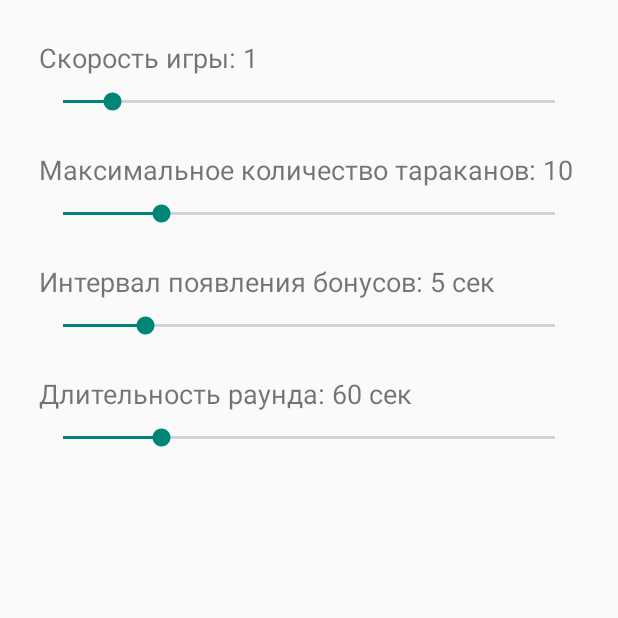
After one commit to leeroyjenkins123/MobileBugsGame, an Android app built with Jetpack Compose: the fragment SettingsFragment shown on its own in the app's theme, on a phone screen of 412 x 824 dp, the top half of it. The commit adds this screen. Run offline under Robolectric (Android 15) with nearby library versions, the phone set to English and light mode, and no system bars.

Commit message:
add Settings and Settings fragments

```diff
--- /dev/null
+++ b/app/src/main/java/com/example/mobilebugsgame/Settings.kt
@@ -0,0 +1,8 @@
+package com.example.mobilebugsgame
+
+data class Settings (
+    val gameSpeed: Int,
+    val maxInsects: Int,
+    val bonusInterval: Int,
+    val roundDuration: Int
+)
--- /dev/null
+++ b/app/src/main/java/com/example/mobilebugsgame/SettingsFragment.kt
@@ -0,0 +1,78 @@
+package com.example.mobilebugsgame
+
+import android.os.Bundle
+import android.view.LayoutInflater
+import android.view.View
+import android.view.ViewGroup
+import android.widget.SeekBar
+import android.widget.TextView
+import androidx.fragment.app.Fragment
+
+class SettingsFragment : Fragment() {
+
+    var settings = Settings(1,10,5,60)
+
+    override fun onCreateView(
+        inflater: LayoutInflater, container: ViewGroup?,
+        savedInstanceState: Bundle?
+    ): View? {
+        val view = inflater.inflate(R.layout.fragment_settings, container, false)
+
+        val sbSpeed = view.findViewById<SeekBar>(R.id.sbSpeed)
+        val tvSpeed = view.findViewById<TextView>(R.id.tvSpeed)
+        sbSpeed.progress = settings.gameSpeed
+        tvSpeed.text = "Скорость игры: ${settings.gameSpeed}"
+        sbSpeed.setOnSeekBarChangeListener(object: SeekBar.OnSeekBarChangeListener {
+            override fun onProgressChanged(seekBar: SeekBar?, progress: Int, fromUser: Boolean) {
+                settings = settings.copy(gameSpeed = progress)
+                tvSpeed.text = "Скорость игры: ${settings.gameSpeed}"
+            }
+            override fun onStartTrackingTouch(seekBar: SeekBar?) {}
+            override fun onStopTrackingTouch(seekBar: SeekBar?) {}
+        })
+
+        // Максимальное количество тараканов
+        val sbMaxCockroaches = view.findViewById<SeekBar>(R.id.sbMaxCockroaches)
+        val tvMaxCockroaches = view.findViewById<TextView>(R.id.tvMaxCockroaches)
+        sbMaxCockroaches.progress = settings.maxInsects
+        tvMaxCockroaches.text = "Максимальное количество тараканов: ${settings.maxInsects}"
+        sbMaxCockroaches.setOnSeekBarChangeListener(object: SeekBar.OnSeekBarChangeListener {
+            override fun onProgressChanged(seekBar: SeekBar?, progress: Int, fromUser: Boolean) {
+                settings = settings.copy(maxInsects = progress)
+                tvMaxCockroaches.text = "Максимальное количество тараканов: ${settings.maxInsects}"
+            }
+            override fun onStartTrackingTouch(seekBar: SeekBar?) {}
+            override fun onStopTrackingTouch(seekBar: SeekBar?) {}
+        })
+
+        // Интервал появления бонусов
+        val sbBonusInterval = view.findViewById<SeekBar>(R.id.sbBonusInterval)
+        val tvBonusInterval = view.findViewById<TextView>(R.id.tvBonusInterval)
+        sbBonusInterval.progress = settings.bonusInterval
+        tvBonusInterval.text = "Интервал появления бонусов: ${settings.bonusInterval} сек"
+        sbBonusInterval.setOnSeekBarChangeListener(object: SeekBar.OnSeekBarChangeListener {
+            override fun onProgressChanged(seekBar: SeekBar?, progress: Int, fromUser: Boolean) {
+                settings = settings.copy(bonusInterval = progress)
+                tvBonusInterval.text = "Интервал появления бонусов: ${settings.bonusInterval} сек"
+            }
+            override fun onStartTrackingTouch(seekBar: SeekBar?) {}
+            override fun onStopTrackingTouch(seekBar: SeekBar?) {}
+        })
+
+        // Длительность раунда
+        val sbRoundDuration = view.findViewById<SeekBar>(R.id.sbRoundDuration)
+        val tvRoundDuration = view.findViewById<TextView>(R.id.tvRoundDuration)
+        sbRoundDuration.progress = settings.roundDuration
+        tvRoundDuration.text = "Длительность раунда: ${settings.roundDuration} сек"
+        sbRoundDuration.setOnSeekBarChangeListener(object: SeekBar.OnSeekBarChangeListener {
+            override fun onProgressChanged(seekBar: SeekBar?, progress: Int, fromUser: Boolean) {
+                settings = settings.copy(roundDuration = progress)
+                tvRoundDuration.text = "Длительность раунда: ${settings.roundDuration} сек"
+            }
+            override fun onStartTrackingTouch(seekBar: SeekBar?) {}
+            override fun onStopTrackingTouch(seekBar: SeekBar?) {}
+        })
+
+        return view
+    }
+}
```
Also changed, not shown: app/src/main/java/com/example/mobilebugsgame/MainActivity.kt (+30 -32 lines).
